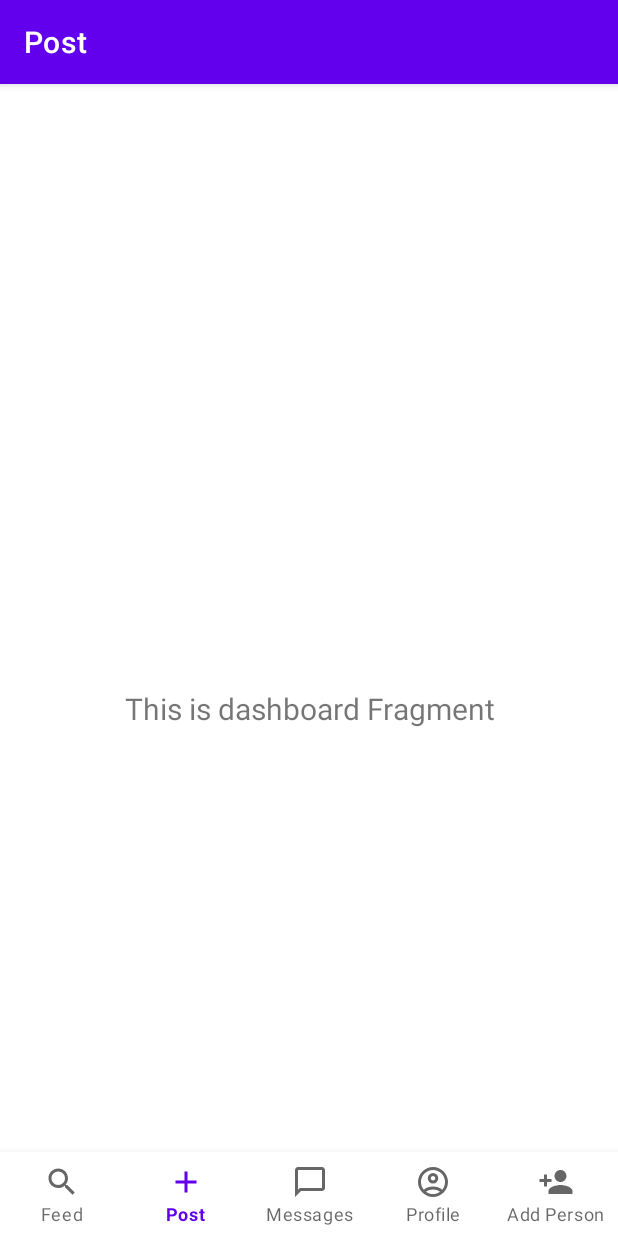
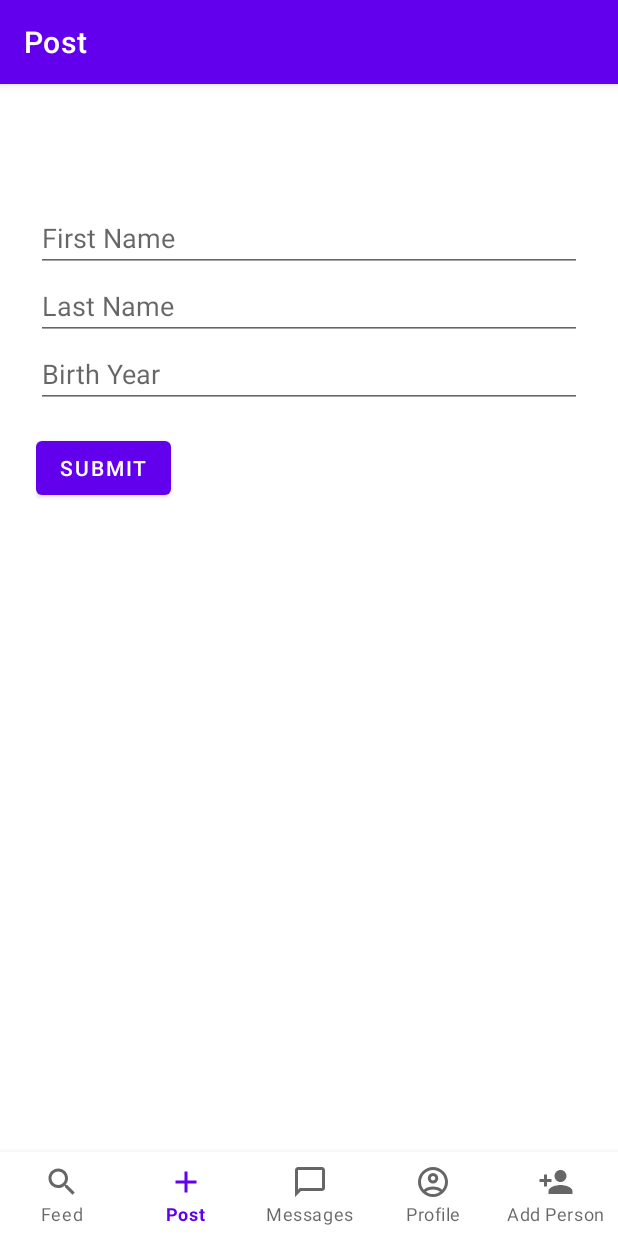
Before and after one commit to mahirathi/WatUFound, an Android app: the screen it shows after launch (MainActivity), item 2 of the bottom bar chosen, on a phone screen of 412 x 824 dp. Run offline under Robolectric (Android 15) with nearby library versions, the phone set to English and light mode, and no system bars; our stand-ins replace Firebase (no records; nobody signed in at launch, a user with empty details on screens opened directly), navigation-ui.

Commit message:
Custom Form works

```diff
--- /dev/null
+++ b/app/src/main/java/com/ece452/watufound/ui/customForm/CustomFormFragment.kt
@@ -0,0 +1,51 @@
+package com.ece452.watufound.ui.customForm
+
+import android.os.Bundle
+import android.view.LayoutInflater
+import android.view.View
+import android.view.ViewGroup
+import android.widget.Toast
+import androidx.fragment.app.Fragment
+import androidx.fragment.app.viewModels
+import com.ece452.watufound.databinding.FragmentCustomFormBinding
+
+class CustomFormFragment : Fragment() {
+
+    private var _binding: FragmentCustomFormBinding? = null
+    private val binding get() = _binding!!
+    private val viewModel: CustomFormViewModel by viewModels()
+    override fun onCreateView(
+        inflater: LayoutInflater, container: ViewGroup?,
+        savedInstanceState: Bundle?
+    ): View {
+        _binding = FragmentCustomFormBinding.inflate(inflater, container, false)
+        return binding.root
+    }
+
+    override fun onViewCreated(view: View, savedInstanceState: Bundle?) {
+        binding.submitButton.setOnClickListener {
+            val first = binding.firstNameInput.text.toString()
+            val last = binding.lastNameInput.text.toString()
+            val born = binding.birthYearInput.text.toString().toIntOrNull()
+
+            if (first.isBlank() || last.isBlank() || born == null) {
+                Toast.makeText(requireContext(), "Fill all fields properly", Toast.LENGTH_SHORT).show()
+                return@setOnClickListener
+            }
+
+            viewModel.submitPerson(first, last, born,
+                onSuccess = {
+                    Toast.makeText(requireContext(), "Added!", Toast.LENGTH_SHORT).show()
+                },
+                onFailure = {
+                    Toast.makeText(requireContext(), "Failed: ${it.message}", Toast.LENGTH_SHORT).show()
+                }
+            )
+        }
+    }
+
+    override fun onDestroyView() {
+        super.onDestroyView()
+        _binding = null
+    }
+}
--- /dev/null
+++ b/app/src/main/res/layout/fragment_custom_form.xml
@@ -0,0 +1,34 @@
+<?xml version="1.0" encoding="utf-8"?>
+<LinearLayout xmlns:android="http://schemas.android.com/apk/res/android"
+    android:id="@+id/form_layout"
+    android:layout_width="match_parent"
+    android:layout_height="match_parent"
+    android:orientation="vertical"
+    android:padding="24dp">
+
+    <EditText
+        android:id="@+id/firstNameInput"
+        android:layout_width="match_parent"
+        android:layout_height="wrap_content"
+        android:hint="First Name" />
+
+    <EditText
+        android:id="@+id/lastNameInput"
+        android:layout_width="match_parent"
+        android:layout_height="wrap_content"
+        android:hint="Last Name" />
+
+    <EditText
+        android:id="@+id/birthYearInput"
+        android:layout_width="match_parent"
+        android:layout_height="wrap_content"
+        android:hint="Birth Year"
+        android:inputType="number" />
+
+    <Button
+        android:id="@+id/submitButton"
+        android:layout_width="wrap_content"
+        android:layout_height="wrap_content"
+        android:text="Submit"
+        android:layout_marginTop="16dp" />
+</LinearLayout>
--- a/app/src/main/res/navigation/mobile_navigation.xml
+++ b/app/src/main/res/navigation/mobile_navigation.xml
@@ -13,10 +13,9 @@
 
     <fragment
         android:id="@+id/navigation_post"
-        android:name="com.ece452.watufound.ui.dashboard.DashboardFragment"
+        android:name="com.ece452.watufound.ui.customForm.CustomFormFragment"
         android:label="Post"
-        tools:layout="@layout/fragment_dashboard" />
-
+        tools:layout="@layout/fragment_custom_form" />
     <fragment
         android:id="@+id/navigation_messages"
         android:name="com.ece452.watufound.ui.notifications.NotificationsFragment"
```
Also changed, not shown: app/src/main/java/com/ece452/watufound/ui/customForm/CustomFormViewModel.kt (added, +29 -0 lines).
